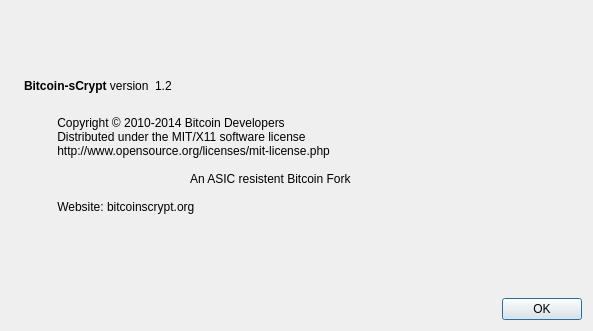
First picture: the form in src/qt/forms/aboutdialog.ui, repository Omega6/Bitcoin-Scrypt, before the edit.
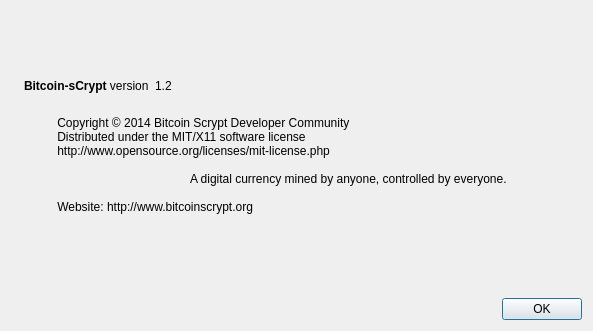
Second picture: the form after the edit. Icons and pictures are not drawn.

Commit message:
Bitcoin Scrypt v1.3.0
Basic difficulty adjustment, checkpoints added.

Patch:
```diff
--- a/src/qt/forms/aboutdialog.ui
+++ b/src/qt/forms/aboutdialog.ui
@@ -95,13 +95,13 @@
        </property>
        <property name="text">
         <string>
-          Copyright © 2010-2014 Bitcoin Developers
+          Copyright © 2014 Bitcoin Scrypt Developer Community
           Distributed under the MIT/X11 software license
           http://www.opensource.org/licenses/mit-license.php
 		  
-		  An ASIC resistent Bitcoin Fork
+		  A digital currency mined by anyone, controlled by everyone.
 
-          Website: bitcoinscrypt.org
+          Website: http://www.bitcoinscrypt.org 
         </string>
        </property>
        <property name="wordWrap">
```
The commit also changes 38 other files.
